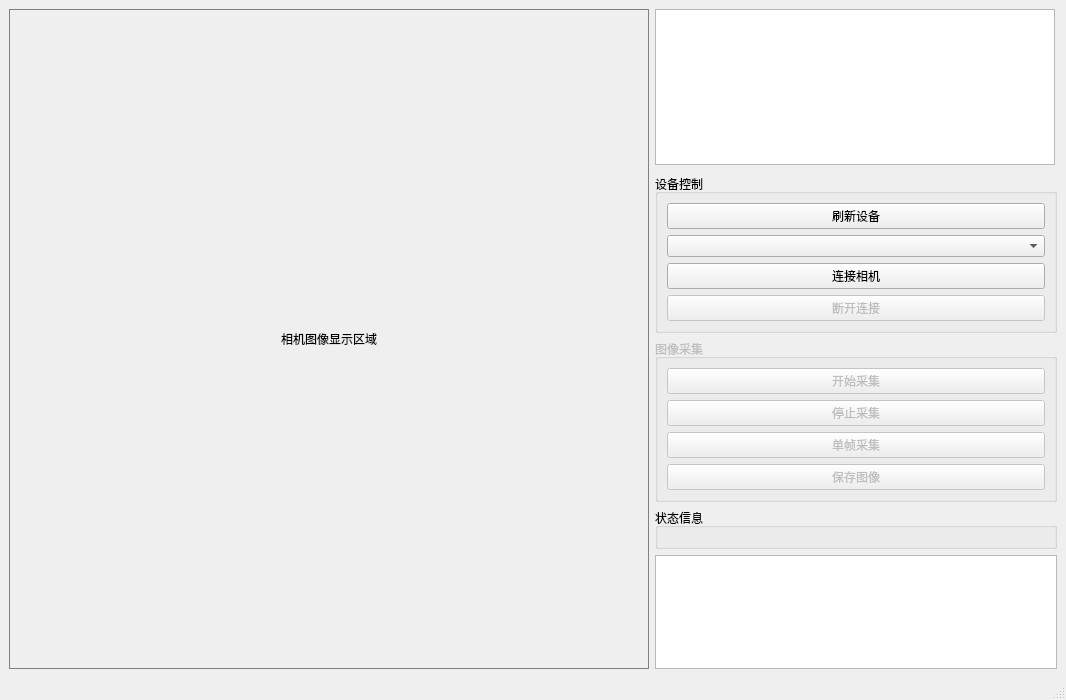
Old version of the form resources/ui/MainWindow.ui in the repository Chris-godz/Nodka-DeepX-Dahua-Camera.
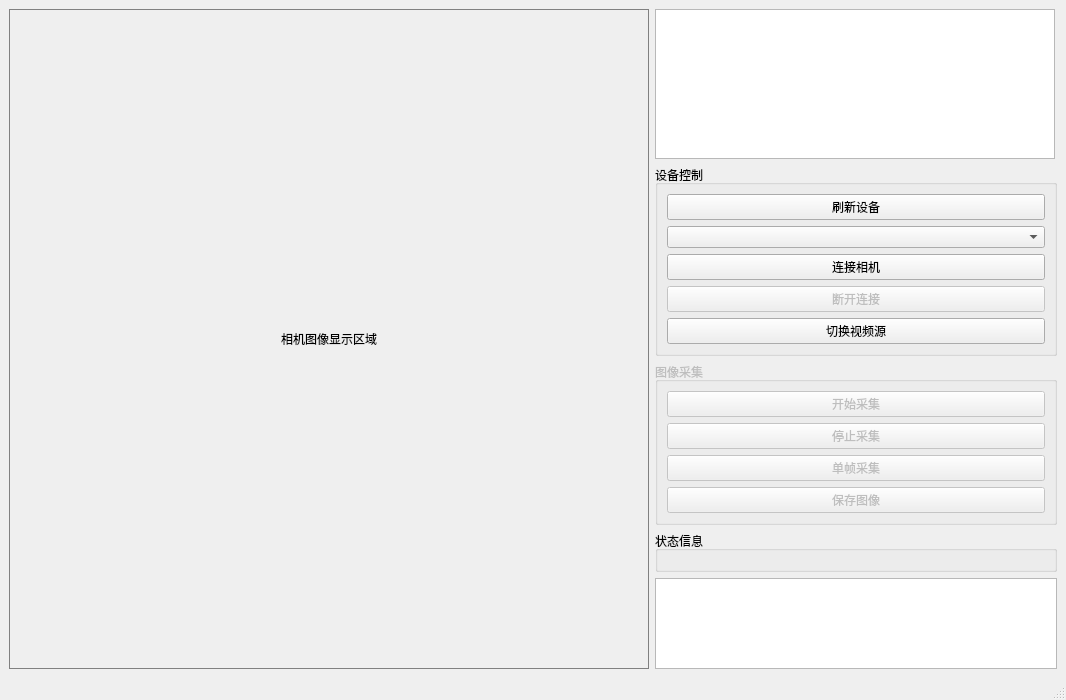
New version of the form.

Commit message: feat: Refactor YOLO detection and video source handling

Diff of the .ui file:
```diff
--- a/resources/ui/MainWindow.ui
+++ b/resources/ui/MainWindow.ui
@@ -101,6 +101,13 @@
            </property>
           </widget>
          </item>
+         <item>
+          <widget class="QPushButton" name="switchSourceButton">
+           <property name="text">
+            <string>切换视频源</string>
+           </property>
+          </widget>
+         </item>
         </layout>
        </widget>
       </item>
```
The commit also changes 18 other files.
